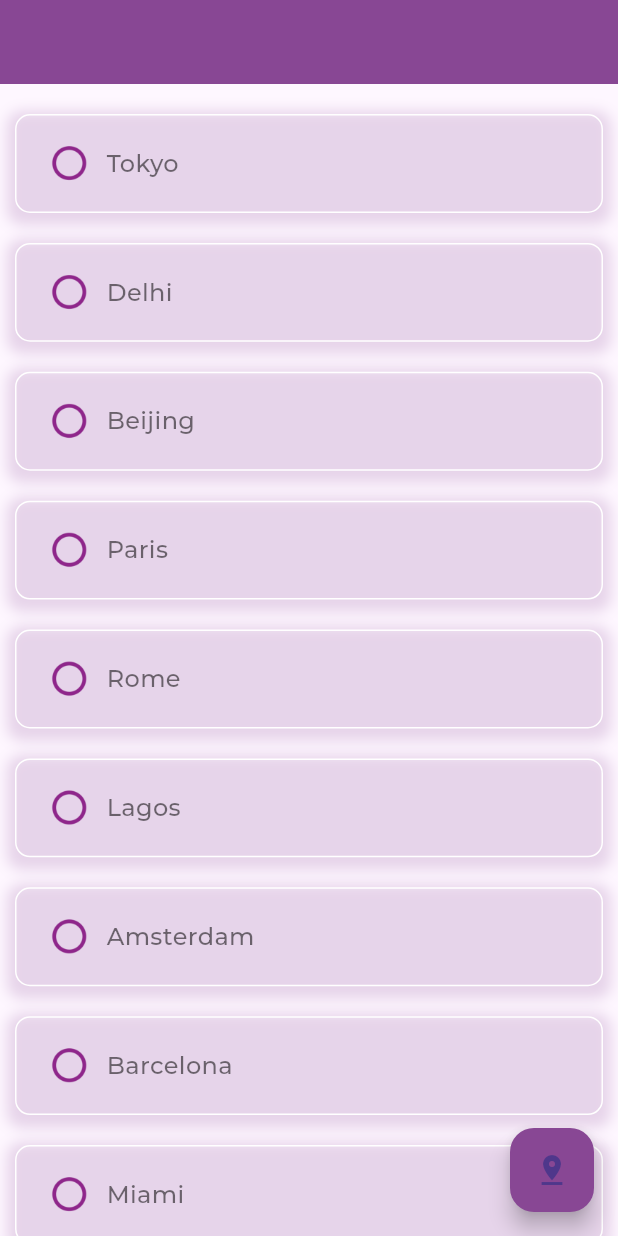
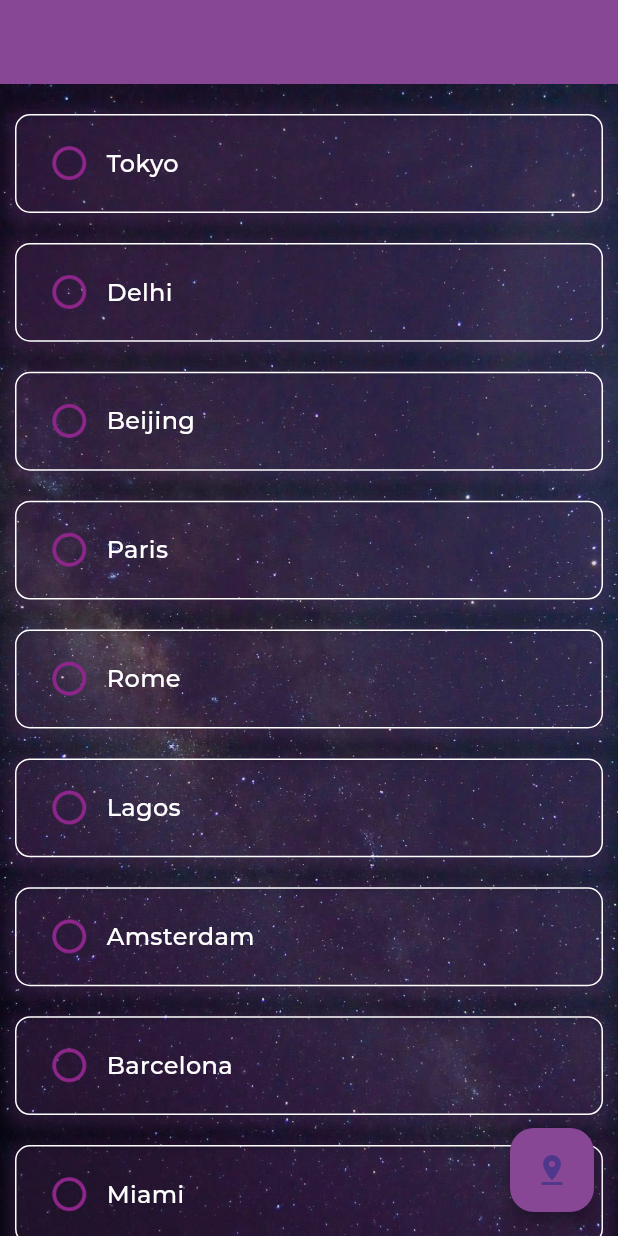
Before and after one commit to rybakova-auca-2021/WeatherApp-Flutter, a Flutter app: the screen it shows after launch, after a tap on "Get started", on a phone screen of 412 x 824 dp. Run offline on Flutter 3.47's test engine with Material 3 defaults, Android fonts, the light colour scheme and no system bars; network calls fail; project files that could hold a hidden picture were left out.

Commit message:
finished project

```diff
--- a/lib/ui/splash_screen.dart
+++ b/lib/ui/splash_screen.dart
@@ -1,5 +1,4 @@
 import 'package:flutter/material.dart';
-import 'package:lottie/lottie.dart';
 import 'package:weather_app/ui/welcome_screen.dart';
 
 class SplashScreen extends StatelessWidget {
@@ -22,7 +21,17 @@
         child: Column(
           mainAxisAlignment: MainAxisAlignment.center,
           children: [
-            Lottie.asset("assets/splash.json"),
+            Image.asset("assets/splash.png"),
+            const SizedBox(height: 20),
+            const Text(
+              "Discover the weather in your city",
+              style: TextStyle(
+                color: Colors.white,
+                fontSize: 24, fontWeight: FontWeight.bold,
+                fontFamily: 'Montserrat'
+              ),
+              textAlign: TextAlign.center,
+            ),
             const SizedBox(height: 20),
             TextButton(
               onPressed: () {
--- a/lib/ui/welcome_screen.dart
+++ b/lib/ui/welcome_screen.dart
@@ -1,4 +1,5 @@
 import 'package:flutter/material.dart';
+
 import 'package:weather_app/models/city.dart';
 import 'package:weather_app/ui/home.dart';
 
@@ -30,8 +31,13 @@
             fontWeight: FontWeight.bold,
           ),
         ),
+        centerTitle: true,
       ),
-      body: ListView.builder(
+      body: Container(
+        decoration: const BoxDecoration(
+          image: DecorationImage(image: AssetImage('assets/background.jpg'), fit: BoxFit.cover)
+        ),
+        child: ListView.builder(
           physics: const BouncingScrollPhysics(),
           itemCount: cities.length,
           itemBuilder: (BuildContext context, int index) {
@@ -84,15 +90,17 @@
                     style: TextStyle(
                       fontFamily: 'Montserrat',
                       fontSize: 16,
+                      fontWeight: FontWeight.w500,
                       color: selectedCity == cities[index]
-                        ? const Color.fromARGB(255, 136, 71, 148)
-                        : Colors.black54,
+                          ? Color.fromARGB(255, 237, 134, 255)
+                          : Colors.white,
                     ),
                   )
                 ],
               ),
             );
           },
+        ),
       ),
       floatingActionButton: FloatingActionButton(
         backgroundColor: const Color.fromARGB(255, 136, 71, 148),
```
Also changed, not shown: assets/splash.json (deleted, +0 -1 lines), assets/splash.png (added). Lines whose indentation alone changed are shown as unchanged.
